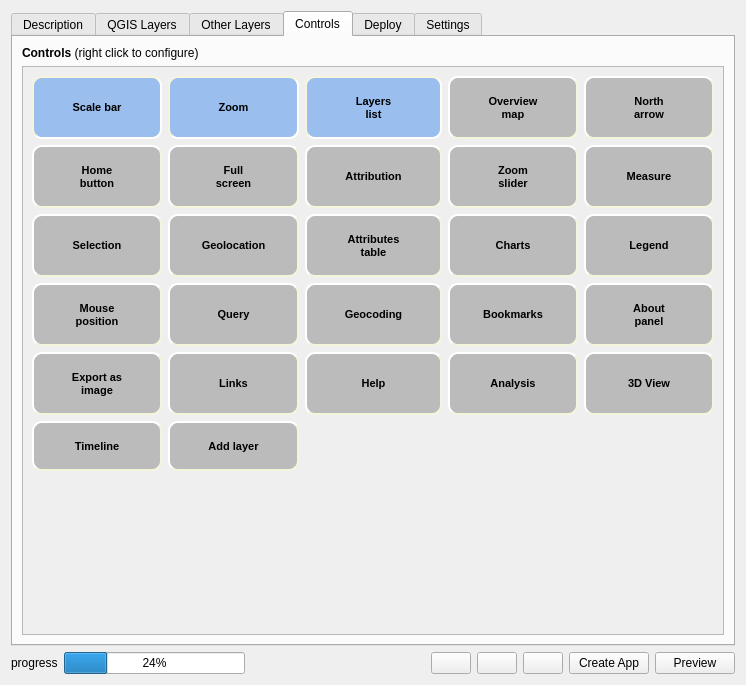
Qt form webappbuilder/ui_maindialog.ui (planetfederal/qgis-webappbuilder-plugin) before a commit.
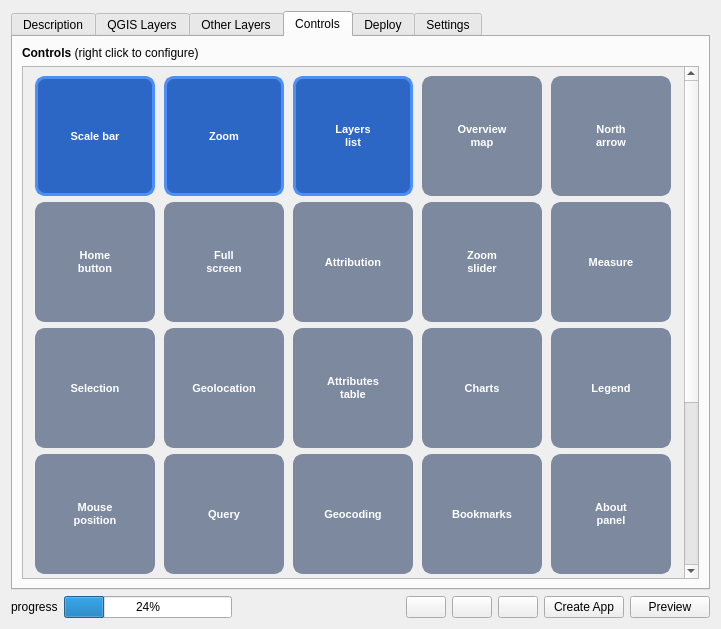
The same form after that commit. The open tabs and pages were chosen to show the change. Icons and pictures are not drawn.

Diff of the .ui file:
```diff
--- a/webappbuilder/ui_maindialog.ui
+++ b/webappbuilder/ui_maindialog.ui
@@ -6,8 +6,8 @@
    <rect>
     <x>0</x>
     <y>0</y>
-    <width>746</width>
-    <height>685</height>
+    <width>721</width>
+    <height>629</height>
    </rect>
   </property>
   <property name="windowTitle">
@@ -335,33 +335,46 @@
           <property name="geometry">
            <rect>
             <x>0</x>
-            <y>-65</y>
-            <width>685</width>
-            <height>635</height>
+            <y>0</y>
+            <width>670</width>
+            <height>774</height>
            </rect>
           </property>
           <layout class="QGridLayout" name="gridLayout_3">
            <item row="0" column="0">
             <widget class="QToolButton" name="scaleBarButton">
              <property name="sizePolicy">
-              <sizepolicy hsizetype="Preferred" vsizetype="Preferred">
+              <sizepolicy hsizetype="Fixed" vsizetype="Fixed">
                <horstretch>0</horstretch>
                <verstretch>0</verstretch>
               </sizepolicy>
              </property>
+             <property name="minimumSize">
+              <size>
+               <width>120</width>
+               <height>120</height>
+              </size>
+             </property>
+             <property name="maximumSize">
+              <size>
+               <width>120</width>
+               <height>120</height>
+              </size>
+             </property>
              <property name="styleSheet">
               <string notr="true">QToolButton {
-     background-color: #bbbbbb;
-     border-style: outset;
-     border-width: 2px;
+     background-color: #7c899f;
+   border-color: #7c899f;
+     border-style: solid;
+     border-width: 3px;
      border-radius: 10px;
-     border-color: beige;
      font: bold 11px;
      padding: 15px;
+  color: white;
  }
  QToolButton:checked {
-     background-color: #9ABEED;
-     border-style: inset;
+     background-color: #2d67c6;
+   border-color:#4d8ef7;
  }</string>
              </property>
              <property name="text">
@@ -391,24 +404,37 @@
            <item row="0" column="1">
             <widget class="QToolButton" name="zoomControlsButton">
              <property name="sizePolicy">
-              <sizepolicy hsizetype="Preferred" vsizetype="Preferred">
+              <sizepolicy hsizetype="Fixed" vsizetype="Fixed">
                <horstretch>0</horstretch>
                <verstretch>0</verstretch>
               </sizepolicy>
              </property>
+             <property name="minimumSize">
+              <size>
+               <width>120</width>
+               <height>120</height>
+              </size>
+             </property>
+             <property name="maximumSize">
+              <size>
+               <width>120</width>
+               <height>120</height>
+              </size>
+             </property>
              <property name="styleSheet">
               <string notr="true">QToolButton {
-     background-color: #bbbbbb;
-     border-style: outset;
-     border-width: 2px;
+     background-color: #7c899f;
+   border-color: #7c899f;
+     border-style: solid;
+     border-width: 3px;
      border-radius: 10px;
-     border-color: beige;
      font: bold 11px;
      padding: 15px;
+  color: white;
  }
  QToolButton:checked {
-     background-color: #9ABEED;
-     border-style: inset;
+     background-color: #2d67c6;
+   border-color:#4d8ef7;
  }</string>
              </property>
              <property name="text">
@@ -444,25 +470,37 @@
            <item row="0" column="2">
             <widget class="QToolButton" name="layersListButton">
              <property name="sizePolicy">
-              <sizepolicy hsizetype="Preferred" vsizetype="Preferred">
+              <sizepolicy hsizetype="Fixed" vsizetype="Fixed">
                <horstretch>0</horstretch>
                <verstretch>0</verstretch>
               </sizepolicy>
              </property>
+             <property name="minimumSize">
+              <size>
+               <width>120</width>
+               <height>120</height>
+              </size>
+             </property>
+             <property name="maximumSize">
+              <size>
+               <width>120</width>
+               <height>120</height>
+              </size>
+             </property>
              <property name="styleSheet">
               <string notr="true">QToolButton {
-     background-color: #bbbbbb;
-     border-style: outset;
-     border-width: 2px;
+     background-color: #7c899f;
+	 border-color: #7c899f;
+     border-style: solid;
+     border-width: 3px;
      border-radius: 10px;
-     border-color: beige;
      font: bold 11px;
-     min-width: 100px;
      padding: 15px;
+	color: white;
  }
  QToolButton:checked {
-     background-color: #9ABEED;
-     border-style: inset;
+     background-color: #2d67c6;
+	 border-color:#4d8ef7;
  }</string>
              </property>
              <property name="text">
@@ -498,19 +536,32 @@
                <verstretch>0</verstretch>
               </sizepolicy>
              </property>
+             <property name="minimumSize">
+              <size>
+               <width>120</width>
+               <height>120</height>
+              </size>
+             </property>
+             <property name="maximumSize">
+              <size>
+               <width>120</width>
+               <height>120</height>
+              </size>
+             </property>
              <property name="styleSheet">
               <string notr="true">QToolButton {
-     background-color: #bbbbbb;
-     border-style: outset;
-     border-width: 2px;
+     background-color: #7c899f;
+   border-color: #7c899f;
+     border-style: solid;
+     border-width: 3px;
      border-radius: 10px;
-     border-color: beige;
      font: bold 11px;
      padding: 15px;
+  color: white;
  }
  QToolButton:checked {
-     background-color: #9ABEED;
-     border-style: inset;
+     background-color: #2d67c6;
+   border-color:#4d8ef7;
  }</string>
              </property>
              <property name="text">
@@ -543,19 +594,32 @@
                <verstretch>0</verstretch>
               </sizepolicy>
              </property>
+             <property name="minimumSize">
+              <size>
+               <width>120</width>
+               <height>120</height>
+              </size>
+             </property>
+             <property name="maximumSize">
+              <size>
+               <width>120</width>
+               <height>120</height>
+              </size>
+             </property>
              <property name="styleSheet">
               <string notr="true">QToolButton {
-     background-color: #bbbbbb;
-     border-style: outset;
-     border-width: 2px;
+     background-color: #7c899f;
+   border-color: #7c899f;
+     border-style: solid;
+     border-width: 3px;
      border-radius: 10px;
-     border-color: beige;
      font: bold 11px;
      padding: 15px;
+  color: white;
  }
  QToolButton:checked {
-     background-color: #9ABEED;
-     border-style: inset;
+     background-color: #2d67c6;
+   border-color:#4d8ef7;
  }</string>
              </property>
              <property name="text">
@@ -588,19 +652,32 @@
                <verstretch>0</verstretch>
               </sizepolicy>
              </property>
+             <property name="minimumSize">
+              <size>
+               <width>120</width>
+               <height>120</height>
+              </size>
+             </property>
+             <property name="maximumSize">
+              <size>
+               <width>120</width>
+               <height>120</height>
+              </size>
+             </property>
              <property name="styleSheet">
               <string notr="true">QToolButton {
-     background-color: #bbbbbb;
-     border-style: outset;
-     border-width: 2px;
+     background-color: #7c899f;
+   border-color: #7c899f;
+     border-style: solid;
+     border-width: 3px;
      border-radius: 10px;
-     border-color: beige;
      font: bold 11px;
      padding: 15px;
+  color: white;
  }
  QToolButton:checked {
-     background-color: #9ABEED;
-     border-style: inset;
+     background-color: #2d67c6;
+   border-color:#4d8ef7;
  }</string>
              </property>
              <property name="text">
@@ -633,19 +710,32 @@
                <verstretch>0</verstretch>
               </sizepolicy>
              </property>
+             <property name="minimumSize">
+              <size>
+               <width>120</width>
+               <height>120</height>
+              </size>
+             </property>
+             <property name="maximumSize">
+              <size>
+               <width>120</width>
+               <height>120</height>
+              </size>
+             </property>
              <property name="styleSheet">
               <string notr="true">QToolButton {
-     background-color: #bbbbbb;
-     border-style: outset;
-     border-width: 2px;
+     background-color: #7c899f;
+   border-color: #7c899f;
+     border-style: solid;
+     border-width: 3px;
      border-radius: 10px;
-     border-color: beige;
      font: bold 11px;
      padding: 15px;
+  color: white;
  }
  QToolButton:checked {
-     background-color: #9ABEED;
-     border-style: inset;
+     background-color: #2d67c6;
+   border-color:#4d8ef7;
  }</string>
              </property>
              <property name="text">
@@ -678,19 +768,32 @@
                <verstretch>0</verstretch>
               </sizepolicy>
              </property>
+             <property name="minimumSize">
+              <size>
+               <width>120</width>
+               <height>120</height>
+              </size>
+             </property>
+             <property name="maximumSize">
+              <size>
+               <width>120</width>
+               <height>120</height>
+              </size>
+             </property>
              <property name="styleSheet">
               <string notr="true">QToolButton {
-     background-color: #bbbbbb;
-     border-style: outset;
-     border-width: 2px;
+     background-color: #7c899f;
+   border-color: #7c899f;
+     border-style: solid;
+     border-width: 3px;
      border-radius: 10px;
-     border-color: beige;
      font: bold 11px;
      padding: 15px;
+  color: white;
  }
  QToolButton:checked {
-     background-color: #9ABEED;
-     border-style: inset;
+     background-color: #2d67c6;
+   border-color:#4d8ef7;
  }</string>
              </property>
              <property name="text">
@@ -722,19 +825,32 @@
                <verstretch>0</verstretch>
               </sizepolicy>
              </property>
+             <property name="minimumSize">
+              <size>
+               <width>120</width>
+               <height>120</height>
+              </size>
+             </property>
+             <property name="maximumSize">
+              <size>
+               <width>120</width>
+               <height>120</height>
+              </size>
+             </property>
              <property name="styleSheet">
               <string notr="true">QToolButton {
-     background-color: #bbbbbb;
-     border-style: outset;
-     border-width: 2px;
+     background-color: #7c899f;
+   border-color: #7c899f;
+     border-style: solid;
+     border-width: 3px;
      border-radius: 10px;
-     border-color: beige;
      font: bold 11px;
      padding: 15px;
+  color: white;
  }
  QToolButton:checked {
-     background-color: #9ABEED;
-     border-style: inset;
+     background-color: #2d67c6;
+   border-color:#4d8ef7;
  }</string>
              </property>
              <property name="text">
@@ -767,19 +883,32 @@
                <verstretch>0</verstretch>
               </sizepolicy>
              </property>
+             <property name="minimumSize">
+              <size>
+               <width>120</width>
+               <height>120</height>
+              </size>
+             </property>
+             <property name="maximumSize">
+              <size>
+               <width>120</width>
+               <height>120</height>
+              </size>
+             </property>
              <property name="styleSheet">
               <string notr="true">QToolButton {
-     background-color: #bbbbbb;
-     border-style: outset;
-     border-width: 2px;
+     background-color: #7c899f;
+   border-color: #7c899f;
+     border-style: solid;
+     border-width: 3px;
      border-radius: 10px;
-     border-color: beige;
      font: bold 11px;
      padding: 15px;
+  color: white;
  }
  QToolButton:checked {
-     background-color: #9ABEED;
-     border-style: inset;
+     background-color: #2d67c6;
+   border-color:#4d8ef7;
  }</string>
              </property>
              <property name="text">
@@ -811,19 +940,32 @@
                <verstretch>0</verstretch>
               </sizepolicy>
              </property>
+             <property name="minimumSize">
+              <size>
+               <width>120</width>
+               <height>120</height>
+              </size>
+             </property>
+             <property name="maximumSize">
+              <size>
+               <width>120</width>
+               <height>120</height>
+              </size>
+             </property>
              <property name="styleSheet">
               <string notr="true">QToolButton {
-     background-color: #bbbbbb;
-     border-style: outset;
-     border-width: 2px;
+     background-color: #7c899f;
+   border-color: #7c899f;
+     border-style: solid;
+     border-width: 3px;
      border-radius: 10px;
-     border-color: beige;
      font: bold 11px;
      padding: 15px;
+  color: white;
  }
  QToolButton:checked {
-     background-color: #9ABEED;
-     border-style: inset;
+     background-color: #2d67c6;
+   border-color:#4d8ef7;
  }</string>
              </property>
              <property name="text">
@@ -855,19 +997,32 @@
                <verstretch>0</verstretch>
               </sizepolicy>
              </property>
+             <property name="minimumSize">
+              <size>
+               <width>120</width>
+               <height>120</height>
+              </size>
+             </property>
+             <property name="maximumSize">
+              <size>
+               <width>120</width>
+               <height>120</height>
+              </size>
+             </property>
              <property name="styleSheet">
               <string notr="true">QToolButton {
-     background-color: #bbbbbb;
-     border-style: outset;
-     border-width: 2px;
+     background-color: #7c899f;
+   border-color: #7c899f;
+     border-style: solid;
+     border-width: 3px;
      border-radius: 10px;
-     border-color: beige;
      font: bold 11px;
      padding: 15px;
+  color: white;
  }
  QToolButton:checked {
-     background-color: #9ABEED;
-     border-style: inset;
+     background-color: #2d67c6;
+   border-color:#4d8ef7;
  }</string>
              </property>
              <property name="text">
@@ -901,25 +1056,30 @@
              </property>
              <property name="minimumSize">
               <size>
-               <width>104</width>
-               <height>0</height>
+               <width>120</width>
+               <height>120</height>
+              </size>
+             </property>
+             <property name="maximumSize">
+              <size>
+               <width>120</width>
+               <height>120</height>
               </size>
              </property>
              <property name="styleSheet">
               <string notr="true">QToolButton {
-     background-color: #bbbbbb;
-     border-style: outset;
-     border-width: 2px;
+     background-color: #7c899f;
+   border-color: #7c899f;
+     border-style: solid;
+     border-width: 3px;
      border-radius: 10px;
-     border-color: beige;
      font: bold 11px;
-     min-width: 70px;
-     max-widht: 70px;
      padding: 15px;
+  color: white;
  }
  QToolButton:checked {
-     background-color: #9ABEED;
-     border-style: inset;
+     background-color: #2d67c6;
+   border-color:#4d8ef7;
  }</string>
              </property>
              <property name="text">
@@ -952,19 +1112,32 @@
                <verstretch>0</verstretch>
               </sizepolicy>
              </property>
+             <property name="minimumSize">
+              <size>
+               <width>120</width>
+               <height>120</height>
+              </size>
+             </property>
+             <property name="maximumSize">
+              <size>
+               <width>120</width>
+               <height>120</height>
+              </size>
+             </property>
              <property name="styleSheet">
               <string notr="true">QToolButton {
-     background-color: #bbbbbb;
-     border-style: outset;
-     border-width: 2px;
+     background-color: #7c899f;
+   border-color: #7c899f;
+     border-style: solid;
+     border-width: 3px;
      border-radius: 10px;
-     border-color: beige;
      font: bold 11px;
      padding: 15px;
+  color: white;
  }
  QToolButton:checked {
-     background-color: #9ABEED;
-     border-style: inset;
+     background-color: #2d67c6;
+   border-color:#4d8ef7;
  }</string>
              </property>
              <property name="text">
@@ -996,19 +1169,32 @@
                <verstretch>0</verstretch>
               </sizepolicy>
              </property>
+             <property name="minimumSize">
+              <size>
+               <width>120</width>
+               <height>120</height>
+              </size>
+             </property>
+             <property name="maximumSize">
+              <size>
+               <width>120</width>
+               <height>120</height>
+              </size>
+             </property>
              <property name="styleSheet">
               <string notr="true">QToolButton {
-     background-color: #bbbbbb;
-     border-style: outset;
-     border-width: 2px;
+     background-color: #7c899f;
+   border-color: #7c899f;
+     border-style: solid;
+     border-width: 3px;
      border-radius: 10px;
-     border-color: beige;
      font: bold 11px;
      padding: 15px;
+  color: white;
  }
  QToolButton:checked {
-     background-color: #9ABEED;
-     border-style: inset;
+     background-color: #2d67c6;
+   border-color:#4d8ef7;
  }</string>
              </property>
              <property name="text">
@@ -1040,19 +1226,32 @@
                <verstretch>0</verstretch>
               </sizepolicy>
              </property>
+             <property name="minimumSize">
+              <size>
+               <width>120</width>
+               <height>120</height>
+              </size>
+             </property>
+             <property name="maximumSize">
+              <size>
+               <width>120</width>
+               <height>120</height>
+              </size>
+             </property>
              <property name="styleSheet">
               <string notr="true">QToolButton {
-     background-color: #bbbbbb;
-     border-style: outset;
-     border-width: 2px;
+     background-color: #7c899f;
+   border-color: #7c899f;
+     border-style: solid;
+     border-width: 3px;
      border-radius: 10px;
-     border-color: beige;
      font: bold 11px;
      padding: 15px;
+  color: white;
  }
  QToolButton:checked {
-     background-color: #9ABEED;
-     border-style: inset;
+     background-color: #2d67c6;
+   border-color:#4d8ef7;
  }</string>
              </property>
              <property name="text">
@@ -1088,19 +1287,32 @@
                <verstretch>0</verstretch>
               </sizepolicy>
              </property>
+             <property name="minimumSize">
+              <size>
+               <width>120</width>
+               <height>120</height>
+              </size>
+             </property>
+             <property name="maximumSize">
+              <size>
+               <width>120</width>
+               <height>120</height>
+              </size>
+             </property>
              <property name="styleSheet">
               <string notr="true">QToolButton {
-     background-color: #bbbbbb;
-     border-style: outset;
-     border-width: 2px;
+     background-color: #7c899f;
+   border-color: #7c899f;
+     border-style: solid;
+     border-width: 3px;
      border-radius: 10px;
-     border-color: beige;
      font: bold 11px;
      padding: 15px;
+  color: white;
  }
  QToolButton:checked {
-     background-color: #9ABEED;
-     border-style: inset;
+     background-color: #2d67c6;
+   border-color:#4d8ef7;
  }</string>
              </property>
              <property name="text">
@@ -1132,19 +1344,32 @@
                <verstretch>0</verstretch>
               </sizepolicy>
              </property>
+             <property name="minimumSize">
+              <size>
+               <width>120</width>
+               <height>120</height>
+              </size>
+             </property>
+             <property name="maximumSize">
+              <size>
+               <width>120</width>
+               <height>120</height>
+              </size>
+             </property>
              <property name="styleSheet">
               <string notr="true">QToolButton {
-     background-color: #bbbbbb;
-     border-style: outset;
-     border-width: 2px;
+     background-color: #7c899f;
+   border-color: #7c899f;
+     border-style: solid;
+     border-width: 3px;
      border-radius: 10px;
-     border-color: beige;
      font: bold 11px;
      padding: 15px;
+  color: white;
  }
  QToolButton:checked {
-     background-color: #9ABEED;
-     border-style: inset;
+     background-color: #2d67c6;
+   border-color:#4d8ef7;
  }</string>
              </property>
              <property name="text">
@@ -1176,19 +1401,32 @@
                <verstretch>0</verstretch>
               </sizepolicy>
              </property>
+             <property name="minimumSize">
+              <size>
+               <width>120</width>
+               <height>120</height>
+              </size>
+             </property>
+             <property name="maximumSize">
+              <size>
+               <width>120</width>
+               <height>120</height>
+              </size>
+             </property>
              <property name="styleSheet">
               <string notr="true">QToolButton {
-     background-color: #bbbbbb;
-     border-style: outset;
-     border-width: 2px;
+     background-color: #7c899f;
+   border-color: #7c899f;
+     border-style: solid;
+     border-width: 3px;
      border-radius: 10px;
-     border-color: beige;
      font: bold 11px;
      padding: 15px;
+  color: white;
  }
  QToolButton:checked {
-     background-color: #9ABEED;
-     border-style: inset;
+     background-color: #2d67c6;
+   border-color:#4d8ef7;
  }</string>
              </property>
              <property name="text">
@@ -1220,19 +1458,32 @@
                <verstretch>0</verstretch>
               </sizepolicy>
              </property>
+             <property name="minimumSize">
+              <size>
+               <width>120</width>
+               <height>120</height>
+              </size>
+             </property>
+             <property name="maximumSize">
+              <size>
+               <width>120</width>
+               <height>120</height>
+              </size>
+             </property>
              <property name="styleSheet">
               <string notr="true">QToolButton {
-     background-color: #bbbbbb;
-     border-style: outset;
-     border-width: 2px;
+     background-color: #7c899f;
+   border-color: #7c899f;
+     border-style: solid;
+     border-width: 3px;
      border-radius: 10px;
-     border-color: beige;
      font: bold 11px;
      padding: 15px;
+  color: white;
  }
  QToolButton:checked {
-     background-color: #9ABEED;
-     border-style: inset;
+     background-color: #2d67c6;
+   border-color:#4d8ef7;
  }</string>
              </property>
              <property name="text">
@@ -1268,19 +1519,32 @@
                <verstretch>0</verstretch>
               </sizepolicy>
              </property>
+             <property name="minimumSize">
+              <size>
+               <width>120</width>
+               <height>120</height>
+              </size>
+             </property>
+             <property name="maximumSize">
+              <size>
+               <width>120</width>
+               <height>120</height>
+              </size>
+             </property>
              <property name="styleSheet">
               <string notr="true">QToolButton {
-     background-color: #bbbbbb;
-     border-style: outset;
-     border-width: 2px;
+     background-color: #7c899f;
+   border-color: #7c899f;
+     border-style: solid;
+     border-width: 3px;
      border-radius: 10px;
-     border-color: beige;
      font: bold 11px;
      padding: 15px;
+  color: white;
  }
  QToolButton:checked {
-     background-color: #9ABEED;
-     border-style: inset;
+     background-color: #2d67c6;
+   border-color:#4d8ef7;
  }</string>
              </property>
              <property name="text">
@@ -1316,19 +1580,32 @@
                <verstretch>0</verstretch>
               </sizepolicy>
              </property>
+             <property name="minimumSize">
+              <size>
+               <width>120</width>
+               <height>120</height>
+              </size>
+             </property>
+             <property name="maximumSize">
+              <size>
+               <width>120</width>
+               <height>120</height>
+              </size>
+             </property>
              <property name="styleSheet">
               <string notr="true">QToolButton {
-     background-color: #bbbbbb;
-     border-style: outset;
-     border-width: 2px;
+     background-color: #7c899f;
+   border-color: #7c899f;
+     border-style: solid;
+     border-width: 3px;
      border-radius: 10px;
-     border-color: beige;
      font: bold 11px;
      padding: 15px;
+  color: white;
  }
  QToolButton:checked {
-     background-color: #9ABEED;
-     border-style: inset;
+     background-color: #2d67c6;
+   border-color:#4d8ef7;
  }</string>
              </property>
              <property name="text">
@@ -1360,19 +1637,32 @@
                <verstretch>0</verstretch>
               </sizepolicy>
              </property>
+             <property name="minimumSize">
+              <size>
+               <width>120</width>
+               <height>120</height>
+              </size>
+             </property>
+             <property name="maximumSize">
+              <size>
+               <width>120</width>
+               <height>120</height>
+              </size>
+             </property>
              <property name="styleSheet">
               <string notr="true">QToolButton {
-     background-color: #bbbbbb;
-     border-style: outset;
-     border-width: 2px;
+     background-color: #7c899f;
+   border-color: #7c899f;
+     border-style: solid;
+     border-width: 3px;
      border-radius: 10px;
-     border-color: beige;
      font: bold 11px;
      padding: 15px;
+  color: white;
  }
  QToolButton:checked {
-     background-color: #9ABEED;
-     border-style: inset;
+     background-color: #2d67c6;
+   border-color:#4d8ef7;
  }</string>
              </property>
              <property name="text">
@@ -1404,19 +1694,32 @@
                <verstretch>0</verstretch>
               </sizepolicy>
              </property>
+             <property name="minimumSize">
+              <size>
+               <width>120</width>
+               <height>120</height>
+              </size>
+             </property>
+             <property name="maximumSize">
+              <size>
+               <width>120</width>
+               <height>120</height>
+              </size>
+             </property>
              <property name="styleSheet">
               <string notr="true">QToolButton {
-     background-color: #bbbbbb;
-     border-style: outset;
-     border-width: 2px;
+     background-color: #7c899f;
+   border-color: #7c899f;
+     border-style: solid;
+     border-width: 3px;
      border-radius: 10px;
-     border-color: beige;
      font: bold 11px;
      padding: 15px;
+  color: white;
  }
  QToolButton:checked {
-     background-color: #9ABEED;
-     border-style: inset;
+     background-color: #2d67c6;
+   border-color:#4d8ef7;
  }</string>
              </property>
              <property name="text">
@@ -1448,19 +1751,32 @@
                <verstretch>0</verstretch>
               </sizepolicy>
              </property>
+             <property name="minimumSize">
+              <size>
+               <width>120</width>
+               <height>120</height>
+              </size>
+             </property>
+             <property name="maximumSize">
+              <size>
+               <width>120</width>
+               <height>120</height>
+              </size>
+             </property>
              <property name="styleSheet">
               <string notr="true">QToolButton {
-     background-color: #bbbbbb;
-     border-style: outset;
-     border-width: 2px;
+     background-color: #7c899f;
+   border-color: #7c899f;
+     border-style: solid;
+     border-width: 3px;
      border-radius: 10px;
-     border-color: beige;
      font: bold 11px;
      padding: 15px;
+  color: white;
  }
  QToolButton:checked {
-     background-color: #9ABEED;
-     border-style: inset;
+     background-color: #2d67c6;
+   border-color:#4d8ef7;
  }</string>
              </property>
              <property name="text">
@@ -1492,19 +1808,32 @@
                <verstretch>0</verstretch>
               </sizepolicy>
              </property>
+             <property name="minimumSize">
+              <size>
+               <width>120</width>
+               <height>120</height>
+              </size>
+             </property>
+             <property name="maximumSize">
+              <size>
+               <width>120</width>
+               <height>120</height>
+              </size>
+             </property>
              <property name="styleSheet">
               <string notr="true">QToolButton {
-     background-color: #bbbbbb;
-     border-style: outset;
-     border-width: 2px;
+     background-color: #7c899f;
+   border-color: #7c899f;
+     border-style: solid;
+     border-width: 3px;
      border-radius: 10px;
-     border-color: beige;
      font: bold 11px;
      padding: 15px;
+  color: white;
  }
  QToolButton:checked {
-     background-color: #9ABEED;
-     border-style: inset;
+     background-color: #2d67c6;
+   border-color:#4d8ef7;
  }</string>
              </property>
              <property name="text">
@@ -1536,19 +1865,32 @@
                <verstretch>0</verstretch>
               </sizepolicy>
              </property>
+             <property name="minimumSize">
+              <size>
+               <width>120</width>
+               <height>120</height>
+              </size>
+             </property>
+             <property name="maximumSize">
+              <size>
+               <width>120</width>
+               <height>120</height>
+              </size>
+             </property>
              <property name="styleSheet">
               <string notr="true">QToolButton {
-     background-color: #bbbbbb;
-     border-style: outset;
-     border-width: 2px;
+     background-color: #7c899f;
+   border-color: #7c899f;
+     border-style: solid;
+     border-width: 3px;
      border-radius: 10px;
-     border-color: beige;
      font: bold 11px;
      padding: 15px;
+  color: white;
  }
  QToolButton:checked {
-     background-color: #9ABEED;
-     border-style: inset;
+     background-color: #2d67c6;
+   border-color:#4d8ef7;
  }</string>
              </property>
              <property name="text">
```
Left out of the diff: 8 changed lines with no effect on the pictures.
